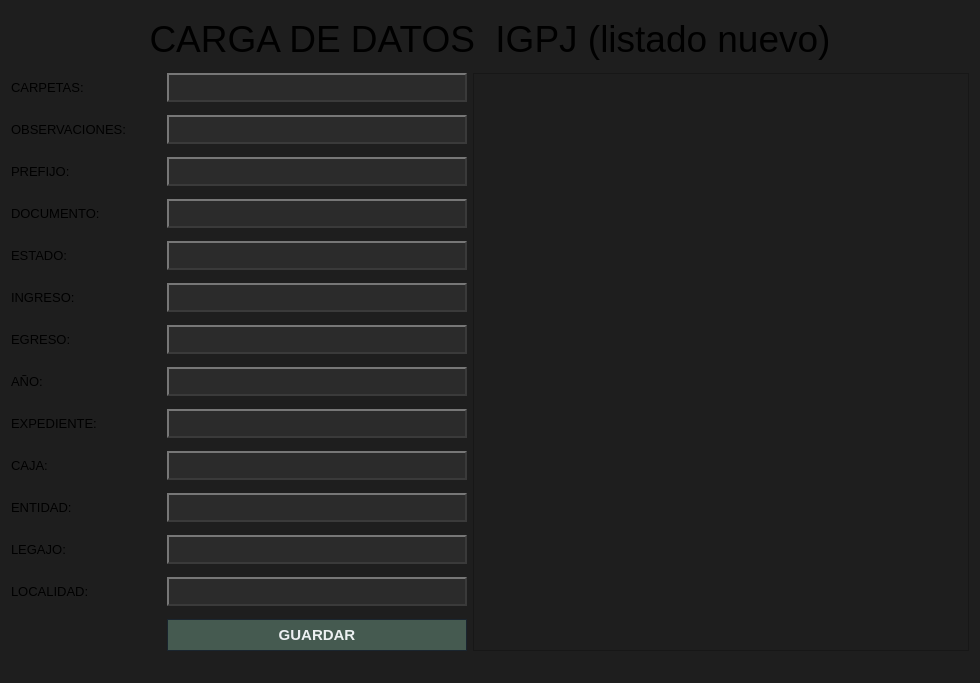
Qt form ui/plantilla_igpj_listado_nuevo.ui (Musthia/base-deposito) before a commit.
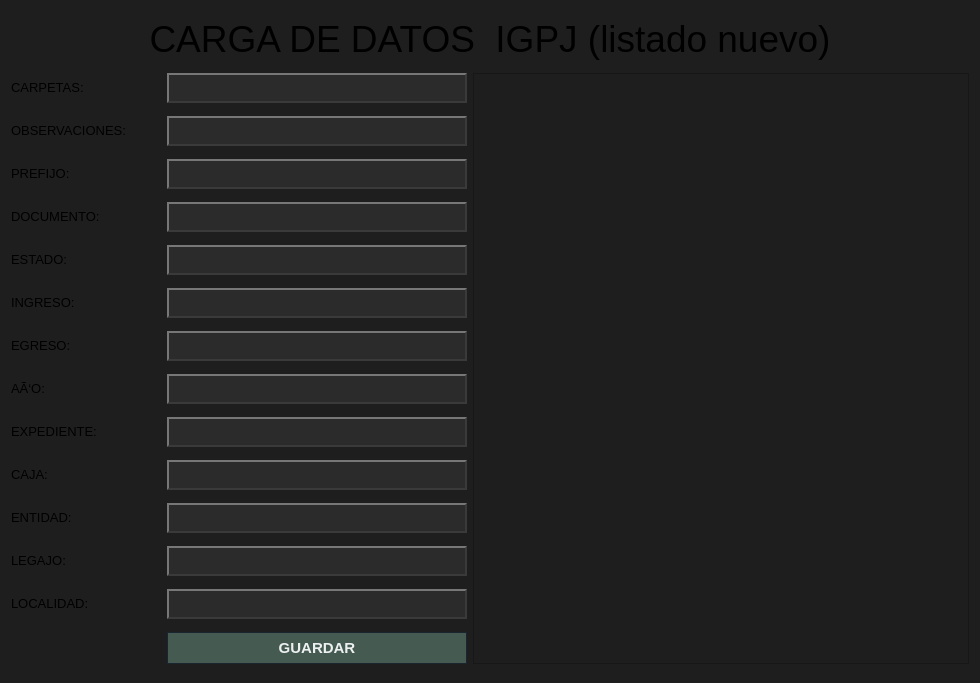
The same form after that commit.

What changed in the file:
```diff
--- a/ui/plantilla_igpj_listado_nuevo.ui
+++ b/ui/plantilla_igpj_listado_nuevo.ui
@@ -244,7 +244,7 @@
   
     padding: 4px 10px;
     color:  #e0e0e0;
-    font-size: 13px;
+    font-size: 14px;
 /* relieve simulado */
     border-top-color: #777777;
     border-left-color: #777777;
@@ -486,7 +486,7 @@
   
     padding: 4px 10px;
     color:  #e0e0e0;
-    font-size: 13px;
+    font-size: 14px;
 /* relieve simulado */
     border-top-color: #777777;
     border-left-color: #777777;
@@ -728,7 +728,7 @@
   
     padding: 4px 10px;
     color:  #e0e0e0;
-    font-size: 13px;
+    font-size: 14px;
 /* relieve simulado */
     border-top-color: #777777;
     border-left-color: #777777;
@@ -898,7 +898,7 @@
      </property>
      <property name="font">
       <font>
-       <family>Tahoma</family>
+       <family>Segoe UI</family>
        <pointsize>10</pointsize>
        <bold>false</bold>
        <kerning>true</kerning>
@@ -1149,7 +1149,7 @@
   
     padding: 4px 10px;
     color:  #e0e0e0;
-    font-size: 13px;
+    font-size: 14px;
 /* relieve simulado */
     border-top-color: #777777;
     border-left-color: #777777;
@@ -1498,7 +1498,7 @@
      </property>
      <property name="font">
       <font>
-       <family>Tahoma</family>
+       <family>Segoe UI</family>
        <pointsize>10</pointsize>
        <bold>false</bold>
        <kerning>true</kerning>
@@ -1677,7 +1677,7 @@
      </property>
      <property name="font">
       <font>
-       <family>Tahoma</family>
+       <family>Segoe UI</family>
        <pointsize>10</pointsize>
        <bold>false</bold>
        <kerning>true</kerning>
@@ -1928,7 +1928,7 @@
   
     padding: 4px 10px;
     color:  #e0e0e0;
-    font-size: 13px;
+    font-size: 14px;
 /* relieve simulado */
     border-top-color: #777777;
     border-left-color: #777777;
@@ -2098,7 +2098,7 @@
      </property>
      <property name="font">
       <font>
-       <family>Tahoma</family>
+       <family>Segoe UI</family>
        <pointsize>10</pointsize>
        <bold>false</bold>
        <kerning>true</kerning>
@@ -2349,7 +2349,7 @@
   
     padding: 4px 10px;
     color:  #e0e0e0;
-    font-size: 13px;
+    font-size: 14px;
 /* relieve simulado */
     border-top-color: #777777;
     border-left-color: #777777;
@@ -2519,7 +2519,7 @@
      </property>
      <property name="font">
       <font>
-       <family>Tahoma</family>
+       <family>Segoe UI</family>
        <pointsize>10</pointsize>
        <bold>false</bold>
        <kerning>true</kerning>
@@ -2837,7 +2837,7 @@
      </property>
      <property name="font">
       <font>
-       <family>Tahoma</family>
+       <family>Segoe UI</family>
        <pointsize>10</pointsize>
        <bold>false</bold>
        <kerning>true</kerning>
@@ -3016,7 +3016,7 @@
      </property>
      <property name="font">
       <font>
-       <family>Tahoma</family>
+       <family>Segoe UI</family>
        <pointsize>10</pointsize>
        <bold>false</bold>
        <kerning>true</kerning>
@@ -3033,7 +3033,7 @@
 </string>
      </property>
      <property name="text">
-      <string>AÑO:</string>
+      <string>AÃ‘O:</string>
      </property>
      <property name="alignment">
       <set>Qt::AlignmentFlag::AlignLeading|Qt::AlignmentFlag::AlignLeft|Qt::AlignmentFlag::AlignVCenter</set>
@@ -3267,7 +3267,7 @@
   
     padding: 4px 10px;
     color:  #e0e0e0;
-    font-size: 13px;
+    font-size: 14px;
 /* relieve simulado */
     border-top-color: #777777;
     border-left-color: #777777;
@@ -3437,7 +3437,7 @@
      </property>
      <property name="font">
       <font>
-       <family>Tahoma</family>
+       <family>Segoe UI</family>
        <pointsize>10</pointsize>
        <bold>false</bold>
        <kerning>true</kerning>
@@ -3688,7 +3688,7 @@
   
     padding: 4px 10px;
     color:  #e0e0e0;
-    font-size: 13px;
+    font-size: 14px;
 /* relieve simulado */
     border-top-color: #777777;
     border-left-color: #777777;
@@ -3930,7 +3930,7 @@
   
     padding: 4px 10px;
     color:  #e0e0e0;
-    font-size: 13px;
+    font-size: 14px;
 /* relieve simulado */
     border-top-color: #777777;
     border-left-color: #777777;
@@ -4100,7 +4100,7 @@
      </property>
      <property name="font">
       <font>
-       <family>Tahoma</family>
+       <family>Segoe UI</family>
        <pointsize>10</pointsize>
        <bold>false</bold>
        <kerning>true</kerning>
@@ -4351,7 +4351,7 @@
   
     padding: 4px 10px;
     color:  #e0e0e0;
-    font-size: 13px;
+    font-size: 14px;
 /* relieve simulado */
     border-top-color: #777777;
     border-left-color: #777777;
@@ -4533,7 +4533,7 @@
      </property>
      <property name="font">
       <font>
-       <family>Tahoma</family>
+       <family>Segoe UI</family>
        <pointsize>10</pointsize>
        <bold>false</bold>
        <kerning>true</kerning>
@@ -4784,7 +4784,7 @@
   
     padding: 4px 10px;
     color:  #e0e0e0;
-    font-size: 13px;
+    font-size: 14px;
 /* relieve simulado */
     border-top-color: #777777;
     border-left-color: #777777;
@@ -4954,7 +4954,7 @@
      </property>
      <property name="font">
       <font>
-       <family>Tahoma</family>
+       <family>Segoe UI</family>
        <pointsize>10</pointsize>
        <bold>false</bold>
        <kerning>true</kerning>
@@ -5205,7 +5205,7 @@
   
     padding: 4px 10px;
     color:  #e0e0e0;
-    font-size: 13px;
+    font-size: 14px;
 /* relieve simulado */
     border-top-color: #777777;
     border-left-color: #777777;
@@ -5375,7 +5375,7 @@
      </property>
      <property name="font">
       <font>
-       <family>Tahoma</family>
+       <family>Segoe UI</family>
        <pointsize>10</pointsize>
        <bold>false</bold>
        <kerning>true</kerning>
@@ -5626,7 +5626,7 @@
   
     padding: 4px 10px;
     color:  #e0e0e0;
-    font-size: 13px;
+    font-size: 14px;
 /* relieve simulado */
     border-top-color: #777777;
     border-left-color: #777777;
```
Left out of the diff: 33 changed lines with no effect on the pictures.
